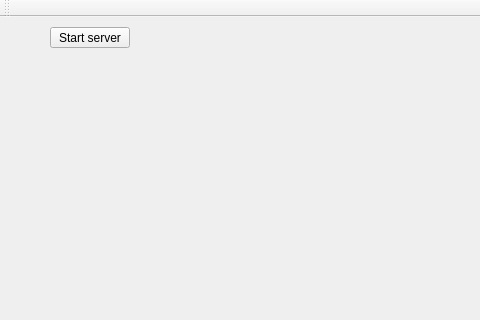
Above: mainwindow.ui from SemVan/QBle before the change; both pictures show x 0 to 480 and y 0 to 320 of the 1047 by 647 pixel window. Below: the same form after it.
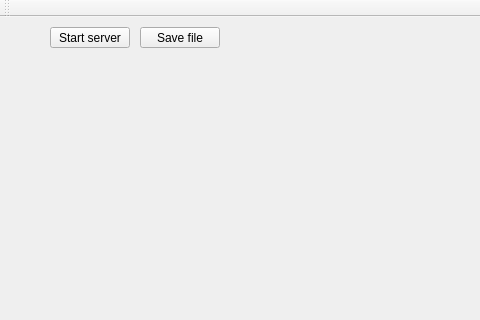
That is the form after the change. Custom widgets are drawn as their Qt base class.

Diff of the .ui file:
```diff
--- a/mainwindow.ui
+++ b/mainwindow.ui
@@ -106,6 +106,19 @@
      </rect>
     </property>
    </widget>
+   <widget class="QPushButton" name="pushButton">
+    <property name="geometry">
+     <rect>
+      <x>140</x>
+      <y>10</y>
+      <width>80</width>
+      <height>21</height>
+     </rect>
+    </property>
+    <property name="text">
+     <string>Save file</string>
+    </property>
+   </widget>
   </widget>
   <widget class="QMenuBar" name="menuBar">
    <property name="geometry">
```
